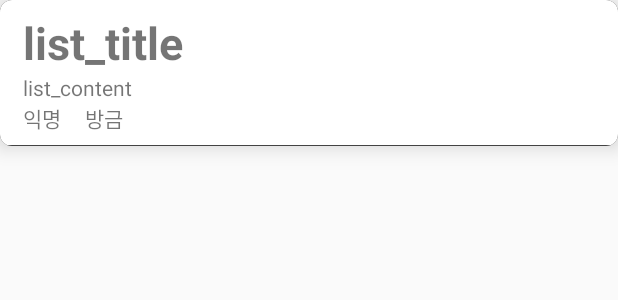
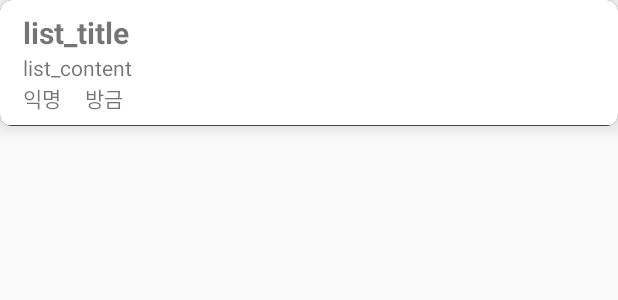
Before and after one commit to gityhb/YUMYUM, an Android app: the layout activity_list_adapter.xml on its own in the app's theme, with its tools: preview values and no code run, on a phone screen of 412 x 824 dp. Shown: the top 300 px of the screen. Run offline under Robolectric (Android 15) with nearby library versions, the phone set to English and light mode, and no system bars.

Commit message:
ssb 12/06 16:42

```diff
--- a/app/src/main/res/layout/activity_list_adapter.xml
+++ b/app/src/main/res/layout/activity_list_adapter.xml
@@ -20,14 +20,14 @@
             android:paddingLeft="15dp"
             android:paddingTop="8dp"
             android:paddingRight="10dp"
-            android:paddingBottom="8dp">>
+            android:paddingBottom="8dp">
 
             <TextView
                 android:id="@+id/list_title"
                 android:layout_width="match_parent"
                 android:layout_height="wrap_content"
                 android:text="list_title"
-                android:textSize="30sp"
+                android:textSize="20sp"
                 android:textStyle="bold" />
 
             <TextView
```
